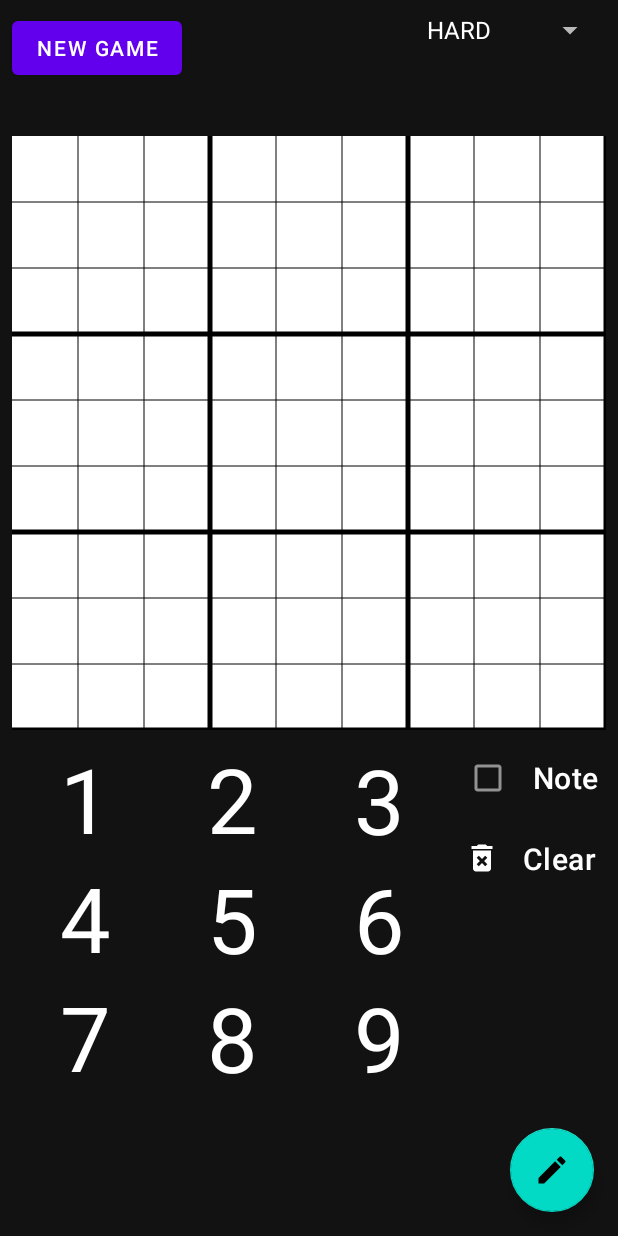
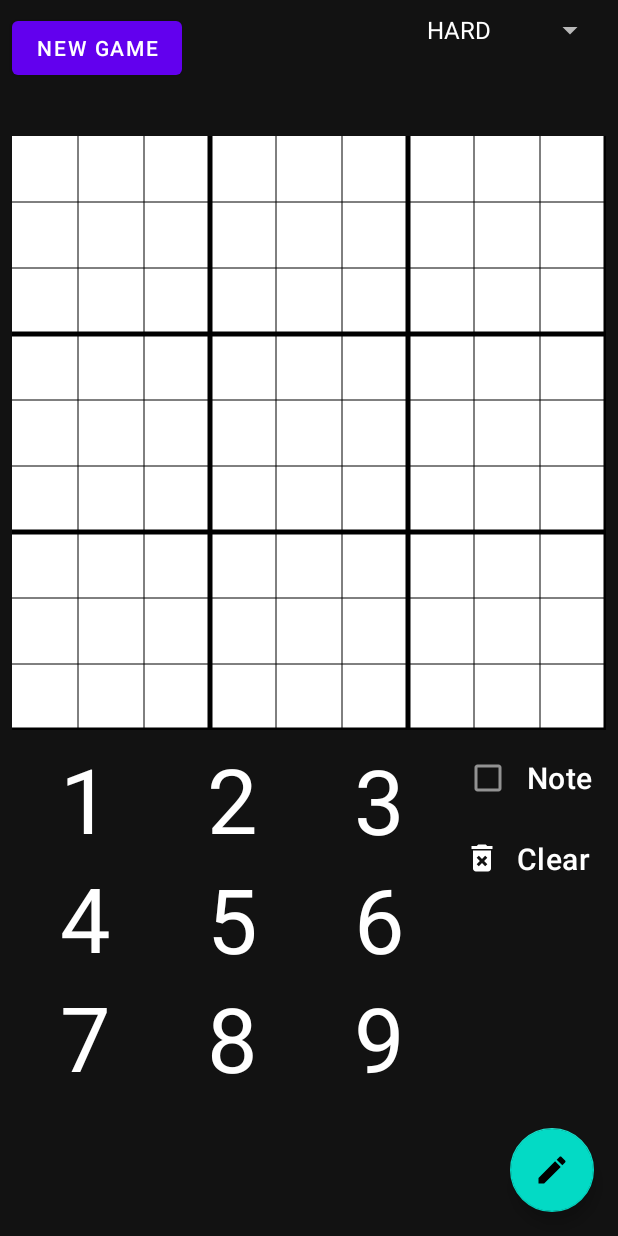
Before and after one commit to howardman0209/sudoku, an Android app: the screen it shows after launch (SudokuActivity), on a phone screen of 412 x 824 dp. Run offline under Robolectric (Android 15) with nearby library versions, the phone set to English and light mode, and no system bars; our stand-ins replace data binding.

Commit message:
minor ui adjustment

```diff
--- a/app/src/main/res/layout/activity_sudoku.xml
+++ b/app/src/main/res/layout/activity_sudoku.xml
@@ -65,6 +65,7 @@
         <LinearLayout
             android:layout_width="0dp"
             android:layout_height="0dp"
+            android:layout_marginEnd="8dp"
             android:orientation="vertical"
             app:layout_constraintBottom_toBottomOf="parent"
             app:layout_constraintEnd_toEndOf="parent"
```
